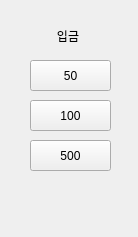
This is python/UI/dialog_deposit.ui in qpdh/Embeded-Team-Project as Qt 5 draws it before an edit. The edited form follows.
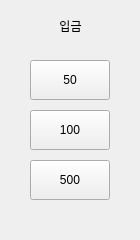
This is the edited form.

Commit message: 버튼 오브젝트명 변경

```diff
--- a/python/UI/dialog_deposit.ui
+++ b/python/UI/dialog_deposit.ui
@@ -6,62 +6,80 @@
    <rect>
     <x>0</x>
     <y>0</y>
-    <width>138</width>
-    <height>237</height>
+    <width>140</width>
+    <height>240</height>
    </rect>
   </property>
   <property name="windowTitle">
    <string>DockWidget</string>
   </property>
   <widget class="QWidget" name="dockWidgetContents">
-   <widget class="QPushButton" name="pushButton">
+   <widget class="QPushButton" name="pushButton_5">
+    <property name="geometry">
+     <rect>
+      <x>120</x>
+      <y>330</y>
+      <width>80</width>
+      <height>40</height>
+     </rect>
+    </property>
+    <property name="styleSheet">
+     <string notr="true">font:10pt, 'bold'</string>
+    </property>
+    <property name="text">
+     <string>500</string>
+    </property>
+   </widget>
+   <widget class="QPushButton" name="pushButton_6">
+    <property name="geometry">
+     <rect>
+      <x>120</x>
+      <y>280</y>
+      <width>80</width>
+      <height>40</height>
+     </rect>
+    </property>
+    <property name="styleSheet">
+     <string notr="true">font:10pt, 'bold'</string>
+    </property>
+    <property name="text">
+     <string>100</string>
+    </property>
+   </widget>
+   <widget class="QPushButton" name="pushButton_50">
     <property name="geometry">
      <rect>
       <x>30</x>
       <y>60</y>
-      <width>81</width>
-      <height>31</height>
+      <width>80</width>
+      <height>40</height>
      </rect>
     </property>
+    <property name="styleSheet">
+     <string notr="true">font:10pt, 'bold'</string>
+    </property>
     <property name="text">
      <string>50</string>
     </property>
    </widget>
-   <widget class="QPushButton" name="pushButton_2">
-    <property name="geometry">
-     <rect>
-      <x>30</x>
-      <y>100</y>
-      <width>81</width>
-      <height>31</height>
-     </rect>
-    </property>
-    <property name="text">
-     <string>100</string>
-    </property>
-   </widget>
-   <widget class="QPushButton" name="pushButton_3">
-    <property name="geometry">
-     <rect>
-      <x>30</x>
-      <y>140</y>
-      <width>81</width>
-      <height>31</height>
-     </rect>
-    </property>
-    <property name="text">
-     <string>500</string>
-    </property>
-   </widget>
    <widget class="QLabel" name="label">
     <property name="geometry">
      <rect>
       <x>40</x>
-      <y>30</y>
-      <width>56</width>
-      <height>12</height>
+      <y>10</y>
+      <width>61</width>
+      <height>31</height>
      </rect>
     </property>
+    <property name="sizePolicy">
+     <sizepolicy hsizetype="Maximum" vsizetype="Maximum">
+      <horstretch>0</horstretch>
+      <verstretch>0</verstretch>
+     </sizepolicy>
+    </property>
+    <property name="styleSheet">
+     <string notr="true">font: 15pt, 'bold'</string>
+    </property>
     <property name="text">
      <string>입금</string>
     </property>
@@ -69,6 +87,38 @@
      <set>Qt::AlignCenter</set>
     </property>
    </widget>
+   <widget class="QPushButton" name="pushButton_500">
+    <property name="geometry">
+     <rect>
+      <x>30</x>
+      <y>160</y>
+      <width>80</width>
+      <height>40</height>
+     </rect>
+    </property>
+    <property name="styleSheet">
+     <string notr="true">font:10pt, 'bold'</string>
+    </property>
+    <property name="text">
+     <string>500</string>
+    </property>
+   </widget>
+   <widget class="QPushButton" name="pushButton_100">
+    <property name="geometry">
+     <rect>
+      <x>30</x>
+      <y>110</y>
+      <width>80</width>
+      <height>40</height>
+     </rect>
+    </property>
+    <property name="styleSheet">
+     <string notr="true">font:10pt, 'bold'</string>
+    </property>
+    <property name="text">
+     <string>100</string>
+    </property>
+   </widget>
   </widget>
  </widget>
  <resources/>
```
